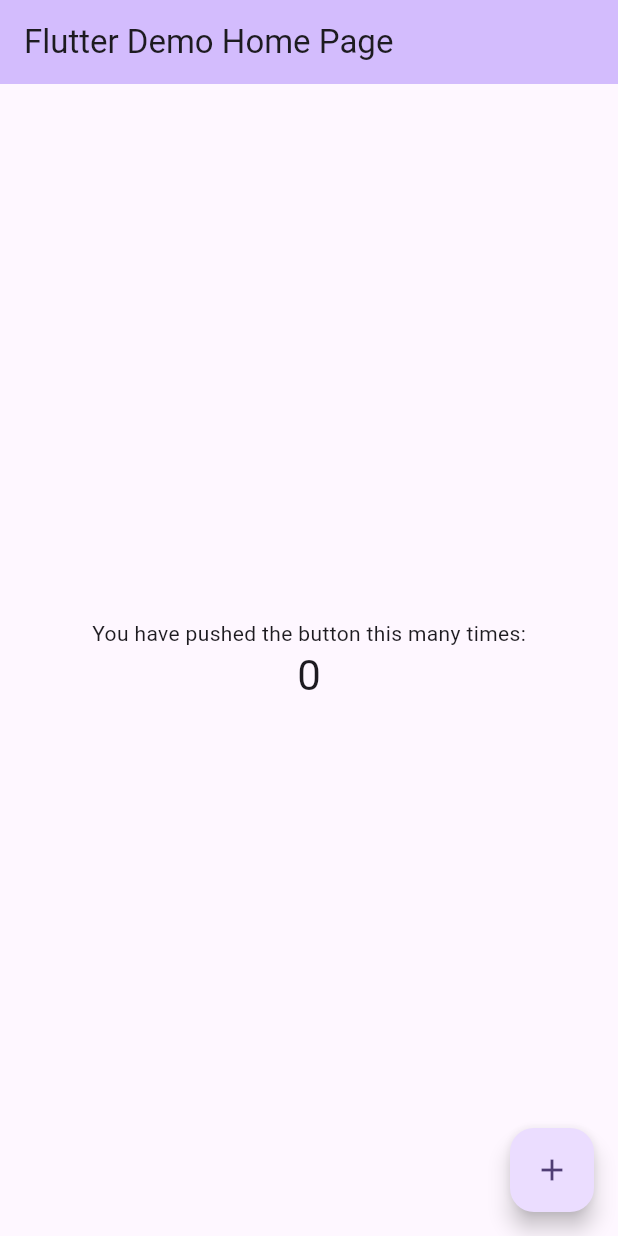
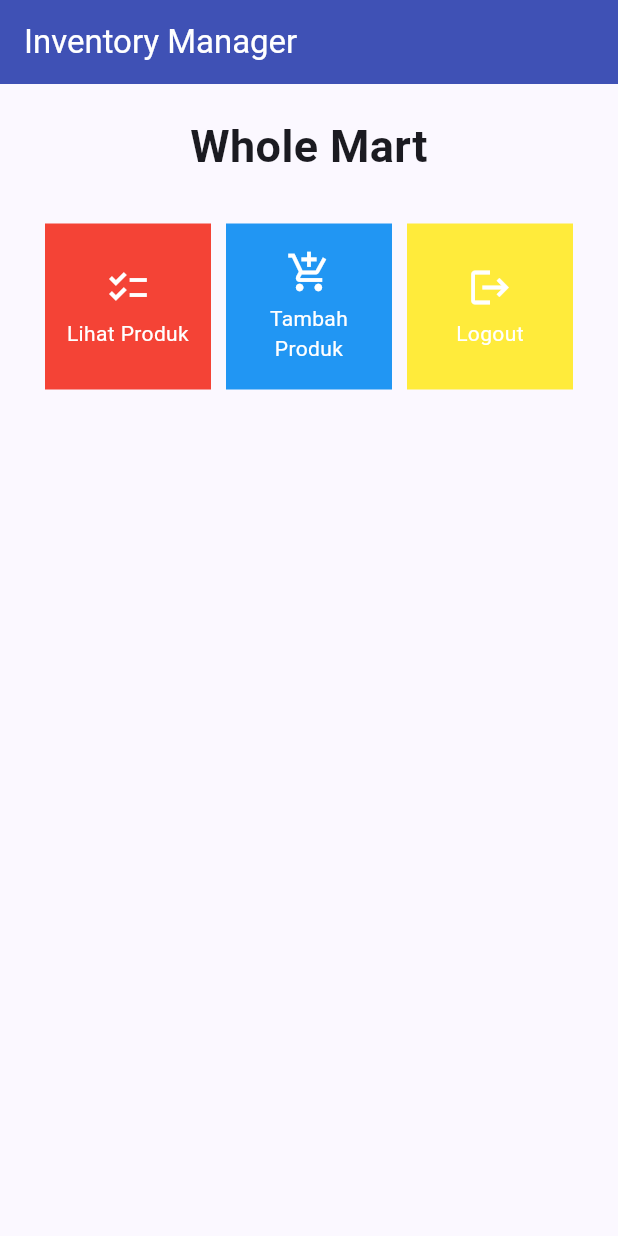
Before and after one commit to RyanAfzal/inventory-manager-mobile, a Flutter app: the screen it shows after launch, on a phone screen of 412 x 824 dp. Run offline on Flutter 3.47's test engine with Material 2 defaults, Android fonts, the phone set to English and light mode, and no system bars.

Commit message:
selesai membuat kode untuk tugas 7

```diff
--- a/inventory_manager/lib/main.dart
+++ b/inventory_manager/lib/main.dart
@@ -1,4 +1,5 @@
 import 'package:flutter/material.dart';
+import 'package:inventory_manager/menu.dart';
 
 void main() {
   runApp(const MyApp());
@@ -28,98 +29,10 @@ class MyApp extends StatelessWidget {
         //
         // This works for code too, not just values: Most code changes can be
         // tested with just a hot reload.
-        colorScheme: ColorScheme.fromSeed(seedColor: Colors.deepPurple),
+        colorScheme: ColorScheme.fromSeed(seedColor: Colors.indigo),
         useMaterial3: true,
       ),
-      home: const MyHomePage(title: 'Flutter Demo Home Page'),
+      home: MyHomePage(),
     );
   }
 }
-
-class MyHomePage extends StatefulWidget {
-  const MyHomePage({super.key, required this.title});
-
-  // This widget is the home page of your application. It is stateful, meaning
-  // that it has a State object (defined below) that contains fields that affect
-  // how it looks.
-
-  // This class is the configuration for the state. It holds the values (in this
-  // case the title) provided by the parent (in this case the App widget) and
-  // used by the build method of the State. Fields in a Widget subclass are
-  // always marked "final".
-
-  final String title;
-
-  @override
-  State<MyHomePage> createState() => _MyHomePageState();
-}
-
-class _MyHomePageState extends State<MyHomePage> {
-  int _counter = 0;
-
-  void _incrementCounter() {
-    setState(() {
-      // This call to setState tells the Flutter framework that something has
-      // changed in this State, which causes it to rerun the build method below
-      // so that the display can reflect the updated values. If we changed
-      // _counter without calling setState(), then the build method would not be
-      // called again, and so nothing would appear to happen.
-      _counter++;
-    });
-  }
-
-  @override
-  Widget build(BuildContext context) {
-    // This method is rerun every time setState is called, for instance as done
-    // by the _incrementCounter method above.
-    //
-    // The Flutter framework has been optimized to make rerunning build methods
-    // fast, so that you can just rebuild anything that needs updating rather
-    // than having to individually change instances of widgets.
-    return Scaffold(
-      appBar: AppBar(
-        // TRY THIS: Try changing the color here to a specific color (to
-        // Colors.amber, perhaps?) and trigger a hot reload to see the AppBar
-        // change color while the other colors stay the same.
-        backgroundColor: Theme.of(context).colorScheme.inversePrimary,
-        // Here we take the value from the MyHomePage object that was created by
-        // the App.build method, and use it to set our appbar title.
-        title: Text(widget.title),
-      ),
-      body: Center(
-        // Center is a layout widget. It takes a single child and positions it
-        // in the middle of the parent.
-        child: Column(
-          // Column is also a layout widget. It takes a list of children and
-          // arranges them vertically. By default, it sizes itself to fit its
-          // children horizontally, and tries to be as tall as its parent.
-          //
-          // Column has various properties to control how it sizes itself and
-          // how it positions its children. Here we use mainAxisAlignment to
-          // center the children vertically; the main axis here is the vertical
-          // axis because Columns are vertical (the cross axis would be
-          // horizontal).
-          //
-          // TRY THIS: Invoke "debug painting" (choose the "Toggle Debug Paint"
-          // action in the IDE, or press "p" in the console), to see the
-          // wireframe for each widget.
-          mainAxisAlignment: MainAxisAlignment.center,
-          children: <Widget>[
-            const Text(
-              'You have pushed the button this many times:',
-            ),
-            Text(
-              '$_counter',
-              style: Theme.of(context).textTheme.headlineMedium,
-            ),
-          ],
-        ),
-      ),
-      floatingActionButton: FloatingActionButton(
-        onPressed: _incrementCounter,
-        tooltip: 'Increment',
-        child: const Icon(Icons.add),
-      ), // This trailing comma makes auto-formatting nicer for build methods.
-    );
-  }
-}
--- /dev/null
+++ b/inventory_manager/lib/menu.dart
@@ -0,0 +1,115 @@
+import 'package:flutter/material.dart';
+
+class MyHomePage extends StatelessWidget {
+    MyHomePage({Key? key}) : super(key: key);
+    final List<ShopItem> items = [
+    ShopItem("Lihat Produk", Icons.checklist, Colors.red),
+    ShopItem("Tambah Produk", Icons.add_shopping_cart, Colors.blue),
+    ShopItem("Logout", Icons.logout, Colors.yellow),
+    ];
+
+    @override
+    Widget build(BuildContext context) {
+        return Scaffold(
+        appBar: AppBar(
+          title: const Text(
+            'Inventory Manager',
+            style: TextStyle(
+              color: Colors.white,
+            ),
+          ),
+          backgroundColor: Colors.indigo,
+        ),
+        body: SingleChildScrollView(
+          // Widget wrapper yang dapat discroll
+          child: Padding(
+            padding: const EdgeInsets.all(10.0), // Set padding dari halaman
+            child: Column(
+              // Widget untuk menampilkan children secara vertikal
+              children: <Widget>[
+                const Padding(
+                  padding: EdgeInsets.only(top: 10.0, bottom: 10.0),
+                  // Widget Text untuk menampilkan tulisan dengan alignment center dan style yang sesuai
+                  child: Text(
+                    'Whole Mart', // Text yang menandakan toko
+                    textAlign: TextAlign.center,
+                    style: TextStyle(
+                      fontSize: 30,
+                      fontWeight: FontWeight.bold,
+                    ),
+                  ),
+                ),
+                // Grid layout
+                GridView.count(
+                  // Container pada card kita.
+                  primary: true,
+                  padding: const EdgeInsets.all(20),
+                  crossAxisSpacing: 10,
+                  mainAxisSpacing: 10,
+                  crossAxisCount: 3,
+                  shrinkWrap: true,
+                  children: items.map((ShopItem item) {
+                    // Iterasi untuk setiap item
+                    return ShopCard(item);
+                  }).toList(),
+                ),
+              ],
+            ),
+          ),
+        ),
+      );
+    }
+}
+
+class ShopItem {
+  final String name;
+  final IconData icon;
+  final Color color;
+
+  ShopItem(this.name, this.icon, this.color);
+}
+
+class ShopCard extends StatelessWidget {
+  final ShopItem item;
+
+  const ShopCard(this.item, {super.key}); // Constructor
+
+  @override
+  Widget build(BuildContext context) {
+    return Material(
+      color: item.color,
+      child: InkWell(
+        // Area responsive terhadap sentuhan
+        onTap: () {
+          // Memunculkan SnackBar ketika diklik
+          ScaffoldMessenger.of(context)
+            ..hideCurrentSnackBar()
+            ..showSnackBar(SnackBar(
+                content: Text("Kamu telah menekan tombol ${item.name}!")));
+        },
+        child: Container(
+          // Container untuk menyimpan Icon dan Text
+          padding: const EdgeInsets.all(8),
+          child: Center(
+            child: Column(
+              mainAxisAlignment: MainAxisAlignment.center,
+              children: [
+                Icon(
+                  item.icon,
+                  color: Colors.white,
+                  size: 30.0,
+                ),
+                const Padding(padding: EdgeInsets.all(3)),
+                Text(
+                  item.name,
+                  textAlign: TextAlign.center,
+                  style: const TextStyle(color: Colors.white),
+                ),
+              ],
+            ),
+          ),
+        ),
+      ),
+    );
+  }
+}
```
